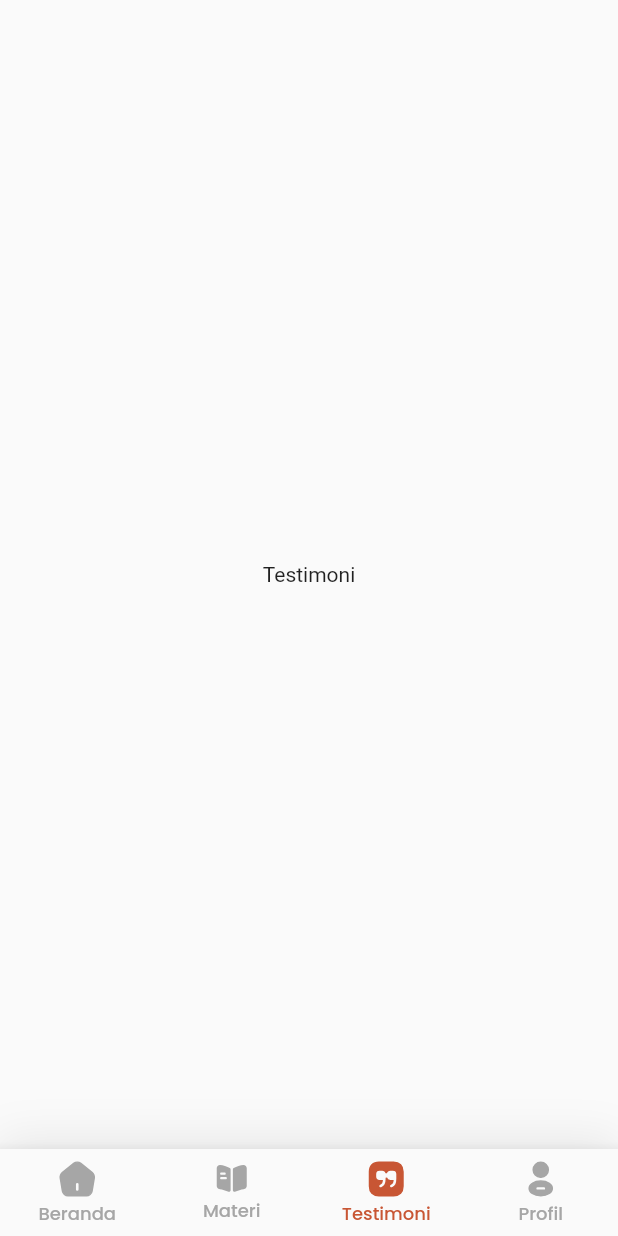
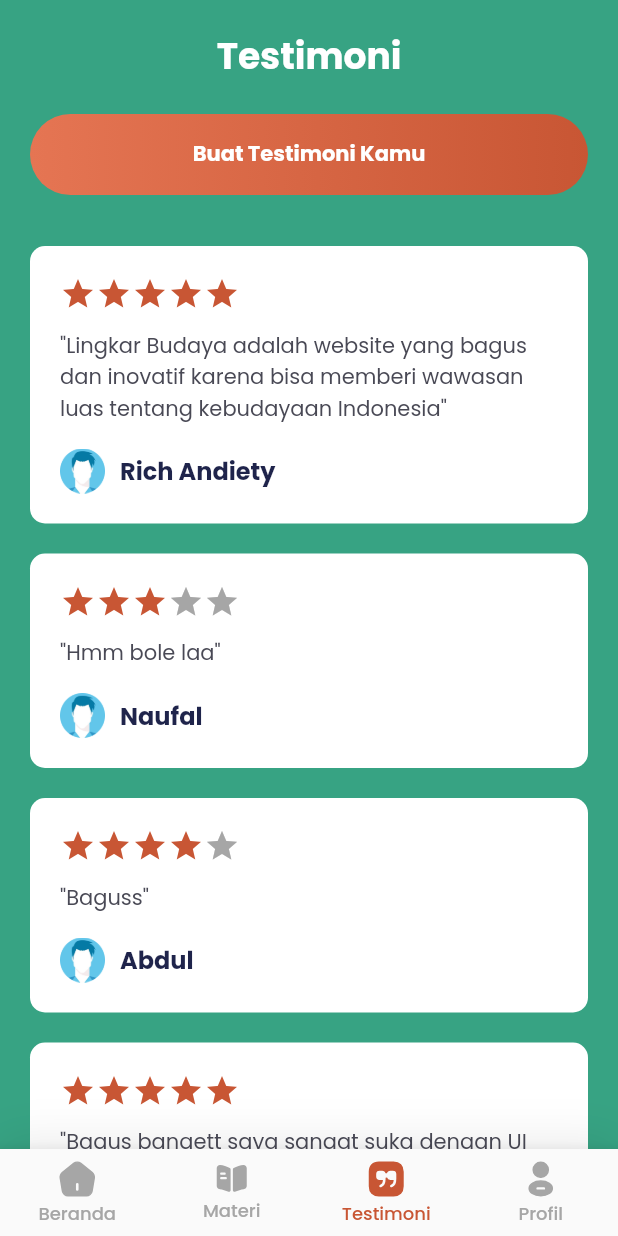
Before and after one commit to irhamnaufal8/lingkar_budaya, a Flutter app: the AppNavigationBar screen opened by its route, item 3 of the bottom bar chosen, on a phone screen of 412 x 824 dp. Run offline on Flutter 3.47's test engine with Material 2 defaults, Android fonts, the phone set to English and light mode, and no system bars; our stand-ins replace flutter_svg.

Commit message:
[Feature] Create testimoni screen

```diff
--- a/lib/common/Core/router.dart
+++ b/lib/common/Core/router.dart
@@ -4,6 +4,7 @@ import 'package:lingkar_budaya/feature/home/home_screen.dart';
 import 'package:lingkar_budaya/feature/navigation_bar/navigation_bar.dart';
 import 'package:lingkar_budaya/feature/onboarding/onboarding.dart';
 import 'package:lingkar_budaya/feature/profile/profile_screen.dart';
+import 'package:lingkar_budaya/feature/testimoni/testimoni_screen.dart';
 
 class AppRouter {
   static const onboarding = '/onboarding';
@@ -11,6 +12,7 @@ class AppRouter {
   static const navigationBar = '/navigation-bar';
   static const home = '/home';
   static const profile = '/profile';
+  static const testimoni = '/testimoni';
 
   static Route<dynamic> generateRoute(RouteSettings settings) {
     switch (settings.name) {
@@ -27,6 +29,8 @@ class AppRouter {
         return MaterialPageRoute(builder: (_) => HomeScreen(() {currentTab = 1;}));
       case profile:
         return MaterialPageRoute(builder: (_) => ProfileScreen());
+      case testimoni:
+        return MaterialPageRoute(builder: (_) => TestimoniScreen());
       default:
         final bool isRegistering = settings.arguments as bool;
         return MaterialPageRoute(
--- a/lib/common/components/button/primary_button.dart
+++ b/lib/common/components/button/primary_button.dart
@@ -1,12 +1,14 @@
 import 'package:flutter/material.dart';
+import 'package:lingkar_budaya/common/resources/colors.dart';
 import 'package:lingkar_budaya/common/resources/fonts.dart';
 import 'package:lingkar_budaya/common/resources/gradient.dart';
 
 class PrimaryButton extends StatelessWidget {
   final String text;
+  final bool? isDisable;
   final Function()? onTap;
 
-  PrimaryButton({super.key, required this.text, this.onTap});
+  PrimaryButton({super.key, required this.text, this.isDisable, this.onTap});
 
   @override
   Widget build(BuildContext context) {
@@ -14,14 +16,15 @@ class PrimaryButton extends StatelessWidget {
       height: 54,
       width: double.infinity,
       decoration: BoxDecoration(
-        gradient: BaseGradient.primaryGradient,
+        color: (isDisable ?? false) ? BaseColors.borderGrey : null,
+        gradient: (isDisable ?? false) ? null : BaseGradient.primaryGradient,
         borderRadius: BorderRadius.circular(50),
       ),
       child: Material(
         borderRadius: BorderRadius.circular(50),
         color: Colors.transparent,
         child: InkWell(
-          onTap: onTap,
+          onTap: (isDisable ?? false) ? null : onTap,
           borderRadius: BorderRadius.circular(50),
           splashColor: Colors.white.withOpacity(0.7), // Set the splash color
           child: Ink(
--- a/lib/feature/navigation_bar/navigation_bar.dart
+++ b/lib/feature/navigation_bar/navigation_bar.dart
@@ -6,6 +6,7 @@ import 'package:lingkar_budaya/common/resources/fonts.dart';
 import 'package:lingkar_budaya/feature/home/home_screen.dart';
 import 'package:lingkar_budaya/feature/materi/materi_screen.dart';
 import 'package:lingkar_budaya/feature/profile/profile_screen.dart';
+import 'package:lingkar_budaya/feature/testimoni/testimoni_screen.dart';
 
 class AppNavigationBar extends StatefulWidget {
   @override
@@ -24,7 +25,7 @@ class _NavigationBarState extends State<AppNavigationBar> {
         setState(() {
           currentTab = 1;
         });
-      }), MateriScreen(), Text('Testimoni'), ProfileScreen()
+      }), MateriScreen(), TestimoniScreen(), ProfileScreen()
     ];
   }
 
--- /dev/null
+++ b/lib/feature/testimoni/testimoni_screen.dart
@@ -0,0 +1,363 @@
+import "package:flutter/material.dart";
+import "package:lingkar_budaya/common/components/button/primary_button.dart";
+import "package:lingkar_budaya/common/resources/colors.dart";
+import "package:lingkar_budaya/common/resources/fonts.dart";
+
+class Review {
+  int? id;
+  String? name;
+  int? ratingStar;
+  String? comment;
+
+  Review({this.id, this.name, this.ratingStar, this.comment});
+}
+
+class TestimoniScreen extends StatefulWidget {
+  @override
+  _TestimoniScreenState createState() => _TestimoniScreenState();
+}
+
+class _TestimoniScreenState extends State<TestimoniScreen> {
+  List<Review> dummyData = [
+    Review(
+        id: 1,
+        name: "Rich Andiety",
+        ratingStar: 5,
+        comment:
+            "Lingkar Budaya adalah website yang bagus dan inovatif karena bisa memberi wawasan luas tentang kebudayaan Indonesia"),
+    Review(id: 2, name: "Naufal", ratingStar: 3, comment: "Hmm bole laa"),
+    Review(id: 3, name: "Abdul", ratingStar: 4, comment: "Baguss"),
+    Review(
+        id: 4,
+        name: "Fadhly",
+        ratingStar: 5,
+        comment: "Bagus bangett saya sangat suka dengan UI nya"),
+    Review(id: 5, name: "Rizal", ratingStar: 4, comment: "Okeoke"),
+    Review(id: 6, name: "Rici", ratingStar: 4, comment: "bolee"),
+  ];
+
+  @override
+  Widget build(BuildContext context) {
+    return Scaffold(
+      backgroundColor: BaseColors.primaryGreen,
+      body: SafeArea(
+        child: Column(
+          children: [
+            Align(
+              alignment: Alignment.center,
+              child: Padding(
+                padding: EdgeInsets.symmetric(vertical: 20, horizontal: 20),
+                child: Text(
+                  "Testimoni",
+                  style: Poppins.bold(24, color: Colors.white),
+                ),
+              ),
+            ),
+            Padding(
+              padding: const EdgeInsets.symmetric(horizontal: 20),
+              child: PrimaryButton(
+                text: "Buat Testimoni Kamu",
+                onTap: () {
+                  _showBottomSheet(context);
+                },
+              ),
+            ),
+            SizedBox(
+              height: 24,
+            ),
+            Expanded(
+              child: ListView.builder(
+                  itemCount: dummyData.length,
+                  itemBuilder: (context, index) {
+                    return Padding(
+                        padding:
+                            EdgeInsets.symmetric(vertical: 10, horizontal: 20),
+                        child: buildCard(dummyData[index]));
+                  }),
+            )
+          ],
+        ),
+      ),
+    );
+  }
+
+  Widget buildCard(Review data) {
+    return Container(
+      decoration: BoxDecoration(
+          color: Colors.white,
+          borderRadius: BorderRadius.all(Radius.circular(10))),
+      child: Padding(
+        padding: EdgeInsets.all(20),
+        child: Column(
+          mainAxisAlignment: MainAxisAlignment.start,
+          crossAxisAlignment: CrossAxisAlignment.start,
+          children: [
+            Row(
+              children: [
+                Icon(
+                  Icons.star,
+                  color: (data.ratingStar ?? 0) >= 1
+                      ? BaseColors.softBrown
+                      : BaseColors.inActiveGrey,
+                ),
+                Icon(
+                  Icons.star,
+                  color: (data.ratingStar ?? 0) >= 2
+                      ? BaseColors.softBrown
+                      : BaseColors.inActiveGrey,
+                ),
+                Icon(
+                  Icons.star,
+                  color: (data.ratingStar ?? 0) >= 3
+                      ? BaseColors.softBrown
+                      : BaseColors.inActiveGrey,
+                ),
+                Icon(
+                  Icons.star,
+                  color: (data.ratingStar ?? 0) >= 4
+                      ? BaseColors.softBrown
+                      : BaseColors.inActiveGrey,
+                ),
+                Icon(
+                  Icons.star,
+                  color: (data.ratingStar ?? 0) >= 5
+                      ? BaseColors.softBrown
+                      : BaseColors.inActiveGrey,
+                )
+              ],
+            ),
+            SizedBox(
+              height: 12,
+            ),
+            Text(
+              '"${data.comment}"',
+              style: Poppins.regular(14, color: BaseColors.black2),
+            ),
+            SizedBox(
+              height: 16,
+            ),
+            Row(
+              children: [
+                Image.asset(
+                  'assets/icon/ic_default_avatar.png',
+                  width: 30,
+                  height: 30,
+                ),
+                SizedBox(
+                  width: 10,
+                ),
+                Text(
+                  data.name ?? "",
+                  style: Poppins.bold(16),
+                )
+              ],
+            )
+          ],
+        ),
+      ),
+    );
+  }
+
+  void _showBottomSheet(BuildContext context) {
+    Review reviewData = Review(name: "Rich Andiety");
+
+    showModalBottomSheet(
+        context: context,
+        isScrollControlled: true,
+        shape: RoundedRectangleBorder(
+          borderRadius: BorderRadius.circular(10.0),
+        ),
+        backgroundColor: Colors.white,
+        builder: (BuildContext context) {
+          return StatefulBuilder(
+              builder: (BuildContext context, StateSetter setState) {
+            return FractionallySizedBox(
+              heightFactor: 0.8,
+              child: SingleChildScrollView(
+                child: Container(
+                  padding: EdgeInsets.all(20),
+                  child: Column(
+                    mainAxisAlignment: MainAxisAlignment.start,
+                    crossAxisAlignment: CrossAxisAlignment.start,
+                    children: [
+                      Align(
+                        alignment: Alignment.topRight,
+                        child: IconButton(
+                          onPressed: () {
+                            Navigator.pop(context);
+                          },
+                          icon: Icon(
+                            Icons.cancel,
+                            fill: null,
+                            color: BaseColors.borderGrey,
+                          ),
+                        ),
+                      ),
+                      SizedBox(
+                        height: 16,
+                      ),
+                      Text(
+                        "Nama",
+                        style: Poppins.medium(12, color: BaseColors.black2),
+                      ),
+                      SizedBox(
+                        height: 5,
+                      ),
+                      Container(
+                        decoration: BoxDecoration(
+                            color: BaseColors.inputGrey,
+                            borderRadius: BorderRadius.all(Radius.circular(10)),
+                            border: Border.all(
+                                color: BaseColors.borderGrey, width: 1)),
+                        child: Align(
+                          alignment: Alignment.centerLeft,
+                          child: Padding(
+                            padding: const EdgeInsets.all(12),
+                            child: Text(
+                              reviewData.name ?? "",
+                              style: Poppins.medium(14),
+                            ),
+                          ),
+                        ),
+                      ),
+                      SizedBox(
+                        height: 32,
+                      ),
+                      Text(
+                        "Pilih Rating",
+                        style: Poppins.medium(12, color: BaseColors.black2),
+                      ),
+                      SizedBox(
+                        height: 12,
+                      ),
+                      Row(
+                        children: [
+                          InkWell(
+                              onTap: () {
+                                setState(() {
+                                  reviewData.ratingStar = 1;
+                                });
+                              },
+                              child: Icon(
+                                Icons.star,
+                                color: (reviewData.ratingStar ?? 0) >= 1
+                                    ? BaseColors.softBrown
+                                    : BaseColors.inActiveGrey,
+                              )),
+                          SizedBox(
+                            width: 10,
+                          ),
+                          InkWell(
+                              onTap: () {
+                                setState(() {
+                                  reviewData.ratingStar = 2;
+                                });
+                              },
+                              child: Icon(
+                                Icons.star,
+                                color: (reviewData.ratingStar ?? 0) >= 2
+                                    ? BaseColors.softBrown
+                                    : BaseColors.inActiveGrey,
+                              )),
+                          SizedBox(
+                            width: 10,
+                          ),
+                          InkWell(
+                              onTap: () {
+                                setState(() {
+                                  reviewData.ratingStar = 3;
+                                });
+                              },
+                              child: Icon(
+                                Icons.star,
+                                color: (reviewData.ratingStar ?? 0) >= 3
+                                    ? BaseColors.softBrown
+                                    : BaseColors.inActiveGrey,
+                              )),
+                          SizedBox(
+                            width: 10,
+                          ),
+                          InkWell(
+                              onTap: () {
+                                setState(() {
+                                  reviewData.ratingStar = 4;
+                                });
+                              },
+                              child: Icon(
+                                Icons.star,
+                                color: (reviewData.ratingStar ?? 0) >= 4
+                                    ? BaseColors.softBrown
+                                    : BaseColors.inActiveGrey,
+                              )),
+                          SizedBox(
+                            width: 10,
+                          ),
+                          InkWell(
+                              onTap: () {
+                                setState(() {
+                                  reviewData.ratingStar = 5;
+                                });
+                              },
+                              child: Icon(
+                                Icons.star,
+                                color: (reviewData.ratingStar ?? 0) >= 5
+                                    ? BaseColors.softBrown
+                                    : BaseColors.inActiveGrey,
+                              ))
+                        ],
+                      ),
+                      SizedBox(
+                        height: 20,
+                      ),
+                      Text(
+                        "Tulis Komentar",
+                        style: Poppins.medium(12, color: BaseColors.black2),
+                      ),
+                      SizedBox(
+                        height: 12,
+                      ),
+                      Container(
+                        height: 290,
+                        decoration: BoxDecoration(
+                            borderRadius: BorderRadius.all(Radius.circular(8)),
+                            border: Border.all(
+                                color: BaseColors.borderGrey, width: 1)),
+                        child: SingleChildScrollView(
+                          child: Padding(
+                            padding: const EdgeInsets.all(12),
+                            child: TextField(
+                              onChanged: (value) {
+                                setState(() {
+                                  reviewData.comment = value;
+                                });
+                              },
+                              maxLines: null,
+                              style: Poppins.medium(14),
+                              decoration: InputDecoration(
+                                hintText: 'Tulis komentarmu di sini...',
+                                border: InputBorder.none,
+                              ),
+                            ),
+                          ),
+                        ),
+                      ),
+                      SizedBox(
+                        height: 20,
+                      ),
+                      PrimaryButton(
+                        text: "Kirim Testimoni",
+                        isDisable: (reviewData.ratingStar ?? 0) < 1 ||
+                            (reviewData.comment ?? "").isEmpty,
+                        onTap: () {
+                          Navigator.pop(context);
+                        },
+                      )
+                    ],
+                  ),
+                ),
+              ),
+            );
+          });
+        });
+  }
+}
```
Also changed, not shown: 10 other files.
